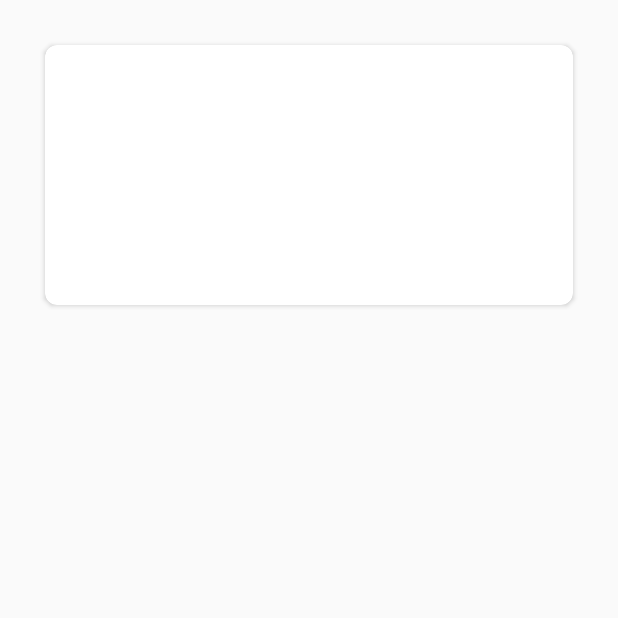
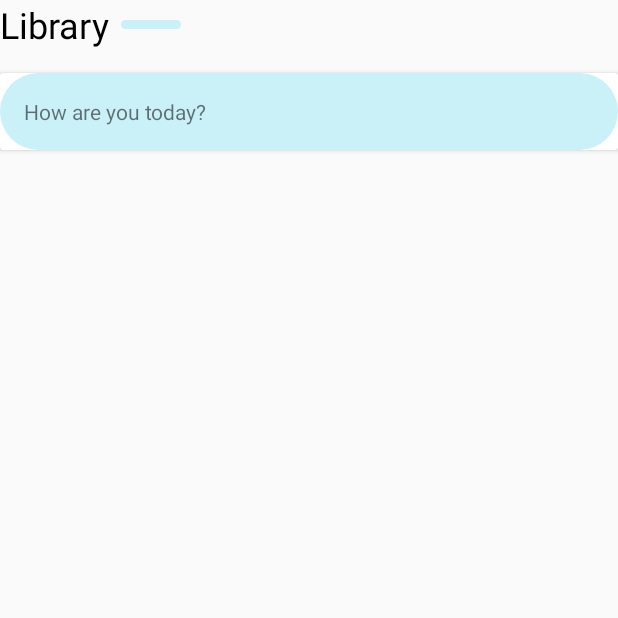
Before and after one commit to munaabuh/MyApplication, an Android app: the MainActivity screen opened directly, with no data from a screen before it, on a phone screen of 412 x 824 dp, the top half of it. Run offline under Robolectric (Android 15) with nearby library versions, the phone set to English and light mode, and no system bars.

Commit message:
main design

```diff
--- /dev/null
+++ b/app/src/main/res/drawable/bg_view.xml
@@ -0,0 +1,5 @@
+<?xml version="1.0" encoding="utf-8"?>
+<shape xmlns:android="http://schemas.android.com/apk/res/android">
+    <solid android:color="#caf0f8"/>
+    <corners android:radius="40dp"/>
+</shape>
--- a/app/src/main/res/layout/activity_main.xml
+++ b/app/src/main/res/layout/activity_main.xml
@@ -7,12 +7,53 @@
     android:orientation="vertical"
     tools:context=".MainActivity">
 
+    <LinearLayout
+        android:layout_width="match_parent"
+        android:layout_height="wrap_content"
+        android:orientation="horizontal">
+
+        <TextView
+            android:layout_width="wrap_content"
+            android:layout_height="wrap_content"
+            android:text="Library"
+            android:textSize="24dp"
+            android:textColor="@color/black"/>
+        <View
+            android:layout_width="40dp"
+            android:layout_height="6dp"
+            android:layout_gravity="center"
+            android:layout_marginLeft="8dp"
+            android:background="@drawable/bg_view">
+        </View>
+
+    </LinearLayout>
+
     <androidx.cardview.widget.CardView
+        android:layout_marginTop="16dp"
         android:layout_width="match_parent"
-        android:layout_height="173dp"
-        app:cardCornerRadius="8dp"
-        android:layout_marginTop="30dp"
-        android:layout_marginLeft="30dp"
-        android:layout_marginRight="30dp"/>
+        android:layout_height="wrap_content">
+
+        <LinearLayout
+            android:layout_width="match_parent"
+            android:layout_height="wrap_content"
+            android:background="@drawable/bg_view"
+            android:padding="16dp"
+            android:orientation="vertical">
+
+            <LinearLayout
+                android:layout_width="match_parent"
+                android:layout_height="wrap_content"
+                android:orientation="horizontal">
+
+                <TextView
+                    android:layout_width="wrap_content"
+                    android:layout_height="wrap_content"
+                    android:text="How are you today?"/>
+
+            </LinearLayout>
+
+        </LinearLayout>
+
+    </androidx.cardview.widget.CardView>
 
 </LinearLayout>
```
